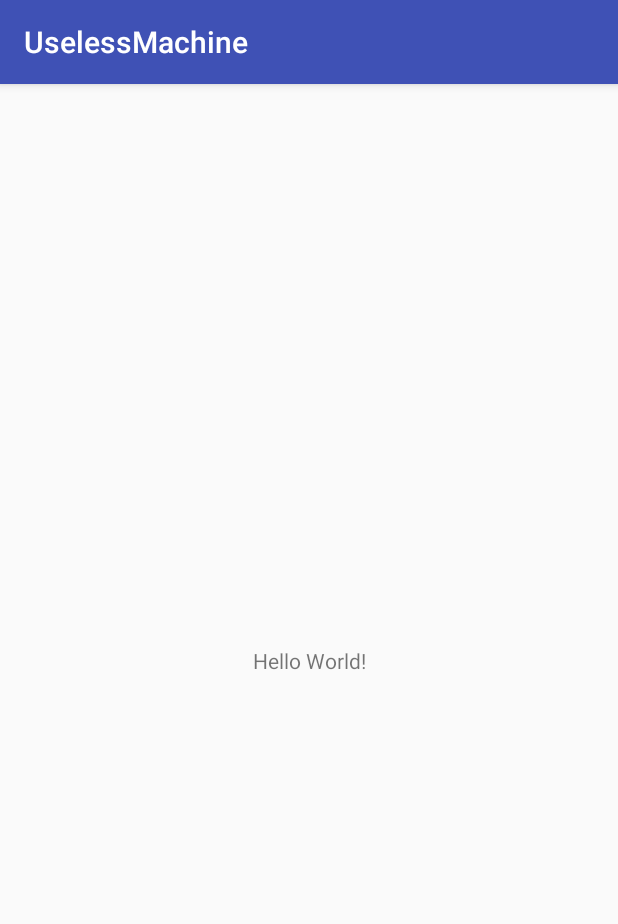
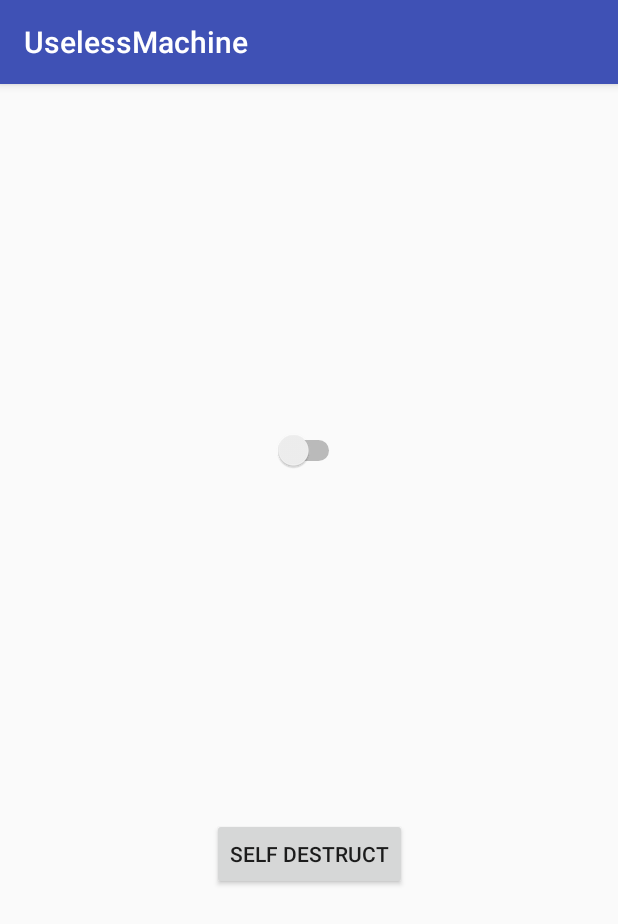
Before and after one commit to sc71/UselessMachine, an Android app: the screen it shows after launch (MainActivity), on a phone screen of 412 x 824 dp. Shown: the top 924 px of the screen. Run offline under Robolectric (Android 15) with nearby library versions, the phone set to English and light mode, and no system bars.

Commit message:
Added a switch and button to layout. Added an OnCheckedChangedListener to switch.

```diff
--- a/app/src/main/java/com/example/uselessmachine/MainActivity.java
+++ b/app/src/main/java/com/example/uselessmachine/MainActivity.java
@@ -1,13 +1,50 @@
 package com.example.uselessmachine;
 
+import android.os.Handler;
 import android.support.v7.app.AppCompatActivity;
 import android.os.Bundle;
+import android.widget.Button;
+import android.widget.CompoundButton;
+import android.widget.Switch;
+import android.widget.Toast;
 
 public class MainActivity extends AppCompatActivity {
 
+    private Button buttonSelfDestruct;
+    private Switch switchUseless;
     @Override
     protected void onCreate(Bundle savedInstanceState) {
         super.onCreate(savedInstanceState);
         setContentView(R.layout.activity_main);
+
+        wireWidgets();
+        setListeners();
+    }
+
+    private void setListeners() {
+        //TODO self destruct button
+
+        switchUseless.setOnCheckedChangeListener(new CompoundButton.OnCheckedChangeListener() {
+            @Override
+            public void onCheckedChanged(CompoundButton compoundButton, boolean checked) {
+                if (checked){
+                    Toast.makeText(MainActivity.this, "On", Toast.LENGTH_SHORT).show();
+                    /*Handler handler = new Handler();
+                    handler.postDelayed(new Runnable() {
+                        public void run() {
+                            switchUseless.setChecked(false);
+                        }
+                    }, 1000);*/
+                }
+                else{
+                    Toast.makeText(MainActivity.this, "Off", Toast.LENGTH_SHORT).show();
+                }
+            }
+        });
+    }
+
+    private void wireWidgets() {
+        buttonSelfDestruct = findViewById(R.id.button_main_selfdestruct);
+        switchUseless = findViewById(R.id.switch_main_useless);
     }
 }
--- a/app/src/main/res/layout/activity_main.xml
+++ b/app/src/main/res/layout/activity_main.xml
@@ -6,13 +6,28 @@
     android:layout_height="match_parent"
     tools:context=".MainActivity">
 
-    <TextView
+    <Switch
+        android:id="@+id/switch_main_useless"
         android:layout_width="wrap_content"
         android:layout_height="wrap_content"
-        android:text="Hello World!"
+        android:layout_marginEnd="8dp"
+        android:layout_marginStart="8dp"
+        android:checked="false"
+        app:layout_constraintBottom_toTopOf="@+id/button_main_selfdestruct"
+        app:layout_constraintEnd_toEndOf="parent"
+        app:layout_constraintStart_toStartOf="parent"
+        app:layout_constraintTop_toTopOf="parent"
+        app:layout_constraintVertical_chainStyle="spread" />
+
+    <Button
+        android:id="@+id/button_main_selfdestruct"
+        android:layout_width="wrap_content"
+        android:layout_height="wrap_content"
+        android:layout_marginEnd="8dp"
+        android:layout_marginStart="8dp"
+        android:text="@string/main_selfdestruct"
         app:layout_constraintBottom_toBottomOf="parent"
-        app:layout_constraintLeft_toLeftOf="parent"
-        app:layout_constraintRight_toRightOf="parent"
-        app:layout_constraintTop_toTopOf="parent" />
-
+        app:layout_constraintEnd_toEndOf="parent"
+        app:layout_constraintStart_toStartOf="parent"
+        app:layout_constraintTop_toBottomOf="@+id/switch_main_useless" />
 </android.support.constraint.ConstraintLayout>
--- a/app/src/main/res/values/strings.xml
+++ b/app/src/main/res/values/strings.xml
@@ -1,3 +1,4 @@
 <resources>
     <string name="app_name">UselessMachine</string>
+    <string name="main_selfdestruct">Self Destruct</string>
 </resources>
```
